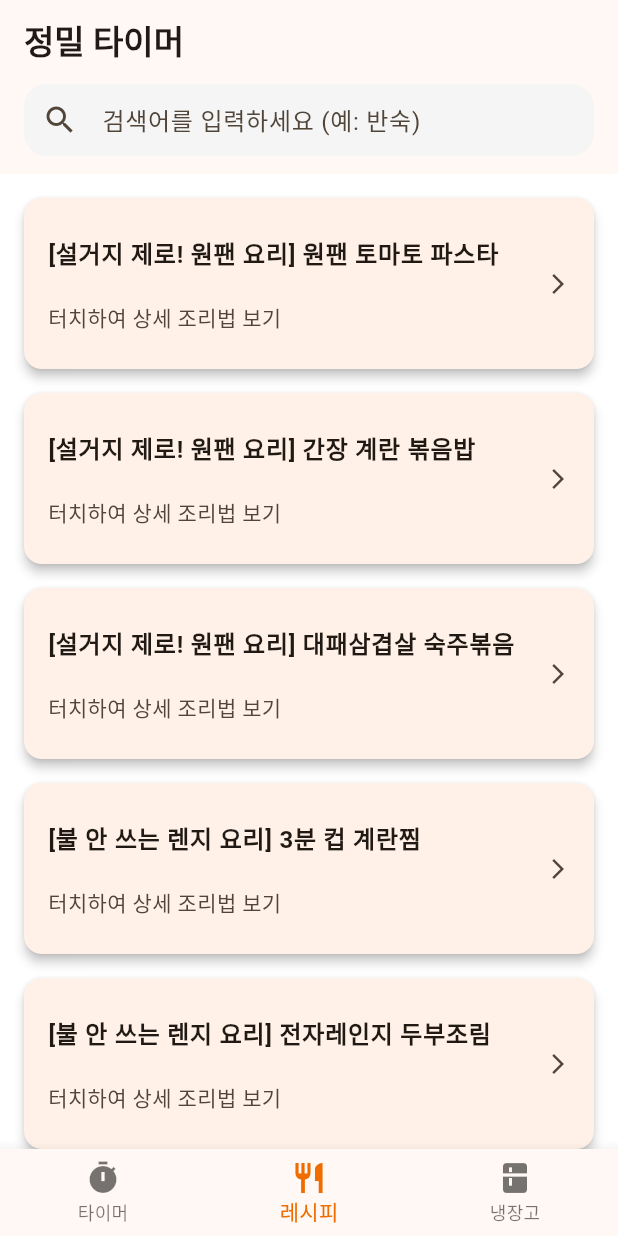
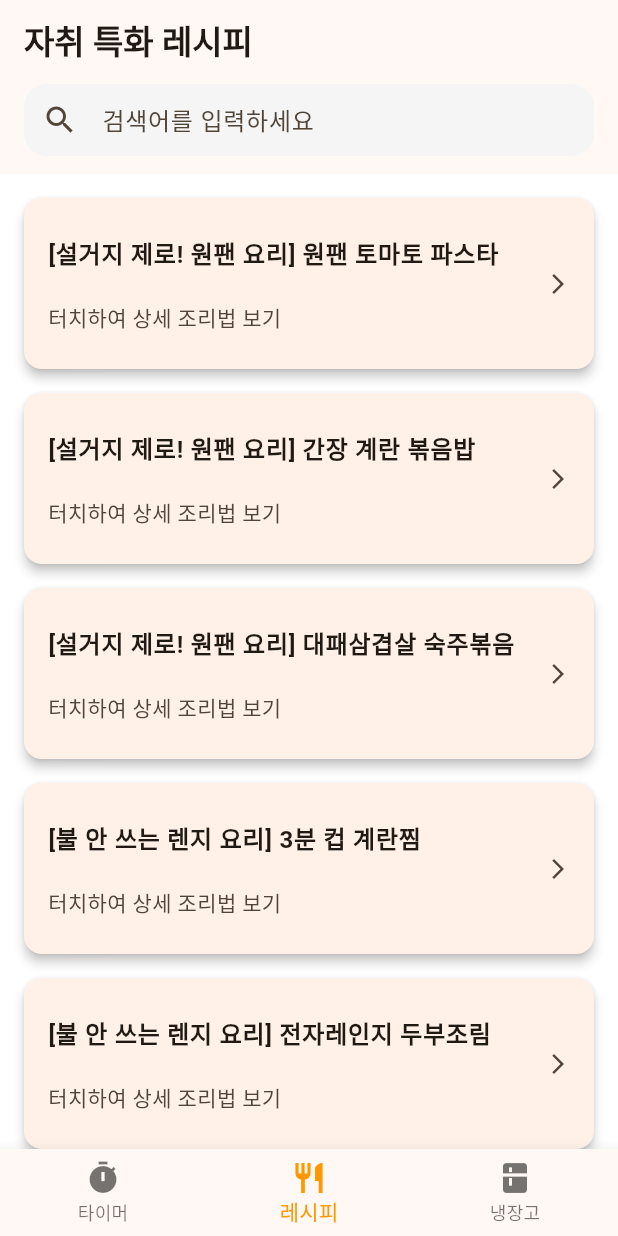
Before and after one commit to Sinyoog/solocook, a Flutter app: the screen it shows after launch, item 2 of the bottom bar chosen, on a phone screen of 412 x 824 dp. Run offline on Flutter 3.47's test engine with Material 3 defaults, Android fonts, the phone set to English and light mode, and no system bars; our stand-ins replace flutter_local_notifications, image_picker, sqflite, sqflite_common_ffi, timezone; missing offline and left inert: google_mlkit_text_recognition; accounts and stored records are empty.

Commit message:
0.3.1: 메인화면 좌측 위 이름 고정 오류 수정

```diff
--- a/lib/screens/main_screen.dart
+++ b/lib/screens/main_screen.dart
@@ -12,11 +12,10 @@ class MainScreen extends StatefulWidget {
 
 class _MainScreenState extends State<MainScreen> {
   int _currentIndex = 0;
-  String _searchQuery = ""; // 검색어 상태 관리
+  String _searchQuery = "";
 
   @override
   Widget build(BuildContext context) {
-    // 현재 검색어를 각 화면에 전달
     final List<Widget> _pages = [
       TimerScreen(searchQuery: _searchQuery),
       RecipeScreen(searchQuery: _searchQuery),
@@ -25,7 +24,12 @@ class _MainScreenState extends State<MainScreen> {
 
     return Scaffold(
       appBar: AppBar(
-        title: const Text("정밀 타이머", style: TextStyle(fontWeight: FontWeight.bold)),
+        // [수정 포인트] 현재 탭 번호에 따라 제목을 다르게 표시합니다.
+        title: Text(
+            _currentIndex == 0 ? "정밀 타이머" :
+            _currentIndex == 1 ? "자취 특화 레시피" : "나의 냉장고",
+            style: const TextStyle(fontWeight: FontWeight.bold)
+        ),
         bottom: PreferredSize(
           preferredSize: const Size.fromHeight(60),
           child: Padding(
@@ -33,11 +37,11 @@ class _MainScreenState extends State<MainScreen> {
             child: TextField(
               onChanged: (value) {
                 setState(() {
-                  _searchQuery = value; // 타핑할 때마다 검색어 업데이트
+                  _searchQuery = value;
                 });
               },
               decoration: InputDecoration(
-                hintText: "검색어를 입력하세요 (예: 반숙)",
+                hintText: "검색어를 입력하세요",
                 prefixIcon: const Icon(Icons.search),
                 filled: true,
                 fillColor: Colors.grey[100],
@@ -55,6 +59,7 @@ class _MainScreenState extends State<MainScreen> {
       bottomNavigationBar: BottomNavigationBar(
         currentIndex: _currentIndex,
         onTap: (index) => setState(() => _currentIndex = index),
+        selectedItemColor: Colors.orange, // 선택된 탭 강조 색상
         items: const [
           BottomNavigationBarItem(icon: Icon(Icons.timer), label: "타이머"),
           BottomNavigationBarItem(icon: Icon(Icons.restaurant), label: "레시피"),
```
